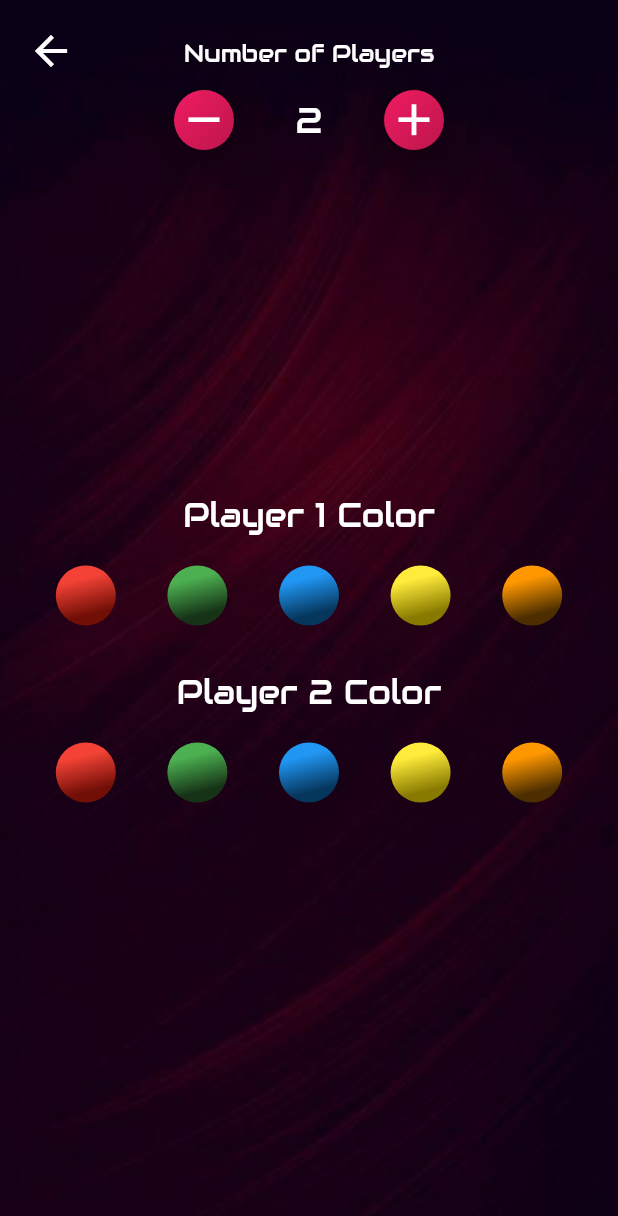
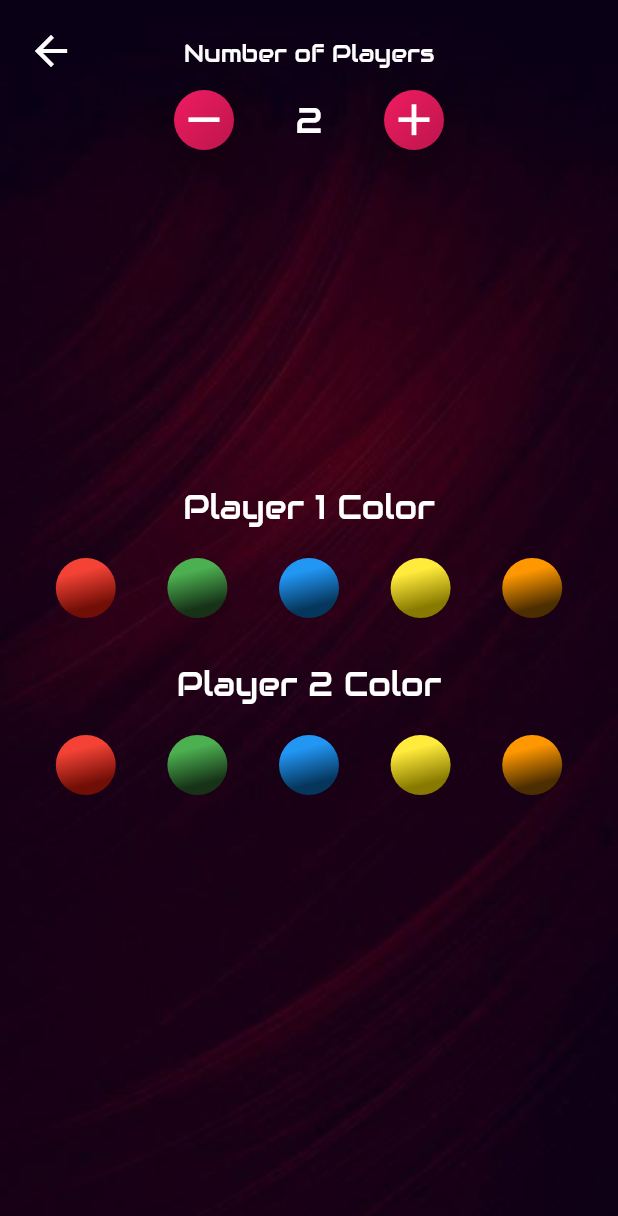
Before and after one commit to sagarprince/flutter-flame-demo, a Flutter app: the MultiPlayerOfflineScreen screen opened by its route, on a phone screen of 412 x 824 dp. Shown: the top 1216 px of the screen. Run offline on Flutter 3.47's test engine with Material 2 defaults, Android fonts, the phone set to English and light mode, and no system bars; our stand-ins replace assets_audio_player, bloc, equatable, flare_flutter, flutter_bloc, line_awesome_icons; missing offline and left inert: flame, flare_dart.

Commit message:
commit ui changes.

```diff
--- a/lib/screens/game_screen.dart
+++ b/lib/screens/game_screen.dart
@@ -9,7 +9,7 @@ import 'package:flutter_flame_demo/shared_instances.dart';
 import 'package:flutter_flame_demo/utils/constants.dart';
 import 'package:flutter_flame_demo/utils/keys.dart';
 import 'package:flutter_flame_demo/utils/ui_utils.dart';
-import 'package:flutter_flame_demo/widgets/full_background.dart';
+import 'package:flutter_flame_demo/widgets/background.dart';
 
 class GameScreen extends StatelessWidget {
   GameScreen({Key key}) : super(key: key);
@@ -29,11 +29,10 @@ class GameScreen extends StatelessWidget {
             return prevState != state;
           },
           builder: (context, state) {
-            return Container(
+            return Background(
               child: Stack(
                 fit: StackFit.expand,
                 children: <Widget>[
-                  FullBackground(),
                   Positioned.fill(
                     child: SafeArea(
                       child: Container(
--- a/lib/screens/multiplayer_offline_screen.dart
+++ b/lib/screens/multiplayer_offline_screen.dart
@@ -8,7 +8,7 @@ import 'package:flutter_flame_demo/blocs/state.dart';
 import 'package:flutter_flame_demo/blocs/bloc.dart';
 import 'package:flutter_flame_demo/widgets/animated_button.dart';
 import 'package:flutter_flame_demo/widgets/color_chooser.dart';
-import 'package:flutter_flame_demo/widgets/full_background.dart';
+import 'package:flutter_flame_demo/widgets/background.dart';
 import 'package:flutter_flame_demo/widgets/positional_back_button.dart';
 
 class MultiPlayerOfflineScreen extends StatefulWidget {
@@ -92,26 +92,27 @@ class _MultiPlayerOfflineScreenState extends State<MultiPlayerOfflineScreen> {
   Widget build(BuildContext context) {
     double width = MediaQuery.of(context).size.width;
     double paddingTop = MediaQuery.of(context).padding.top;
-    double paddingBottom = 70.0;
 
     return Scaffold(
-      body: Stack(
+      body: Background(
+        child: Stack(
           children: <Widget>[
-          FullBackground(),
-          Positioned.fill(
+            Container(
+              padding: EdgeInsets.only(top: (paddingTop + 120)),
               child: Center(
                 child: SingleChildScrollView(
                   physics: BouncingScrollPhysics(),
-                child: Container(
-                  margin: EdgeInsets.only(
-                      top: (paddingTop + 140), bottom: paddingBottom),
                   child: Column(
+                    children: <Widget>[
+                      Column(
                         mainAxisAlignment: MainAxisAlignment.center,
                         crossAxisAlignment: CrossAxisAlignment.center,
                         children: players.map((p) {
                           return playerColorChooser(p);
                         }).toList(),
                       ),
+                      SizedBox(height: 60.0),
+                    ],
                   ),
                 ),
               ),
@@ -182,7 +183,8 @@ class _MultiPlayerOfflineScreenState extends State<MultiPlayerOfflineScreen> {
                             BlocProvider.of<CRBloc>(context).add(StartGameEvent(
                                 gameMode: GameMode.MultiPlayerOffline,
                                 players: players));
-                          Navigator.of(context).pushNamed(AppRoutes.play_game);
+                            Navigator.of(context)
+                                .pushNamed(AppRoutes.play_game);
                           }),
                     )
                   ],
@@ -192,6 +194,7 @@ class _MultiPlayerOfflineScreenState extends State<MultiPlayerOfflineScreen> {
             PositionalBackButton(),
           ],
         ),
+      ),
     );
   }
 }
--- a/lib/screens/result_screen.dart
+++ b/lib/screens/result_screen.dart
@@ -1,7 +1,7 @@
 import "package:flutter/material.dart";
 import 'package:flutter/services.dart';
 import 'package:flutter_flame_demo/utils/constants.dart';
-import 'package:flutter_flame_demo/widgets/full_background.dart';
+import 'package:flutter_flame_demo/widgets/background.dart';
 import 'package:line_awesome_icons/line_awesome_icons.dart';
 import "package:flare_flutter/flare_actor.dart";
 import "package:flare_flutter/flare_cache_builder.dart";
@@ -171,11 +171,10 @@ class _ResultScreenState extends State<ResultScreen> {
       }
       return true;
     }, builder: (context, state) {
-      return Container(
+      return Background(
         child: Stack(
           fit: StackFit.loose,
           children: <Widget>[
-            FullBackground(),
             Positioned.fill(
               child: _animatedFireworks(state.gameMode, state.winner),
             ),
--- a/lib/screens/versus_bot_screen.dart
+++ b/lib/screens/versus_bot_screen.dart
@@ -11,7 +11,7 @@ import 'package:flutter_flame_demo/blocs/bloc.dart';
 import 'package:flutter_flame_demo/widgets/animated_button.dart';
 import 'package:flutter_flame_demo/widgets/positional_back_button.dart';
 import 'package:flutter_flame_demo/widgets/color_chooser.dart';
-import 'package:flutter_flame_demo/widgets/full_background.dart';
+import 'package:flutter_flame_demo/widgets/background.dart';
 
 class VersusBotScreen extends StatefulWidget {
   VersusBotScreen({Key key}) : super(key: key);
@@ -46,11 +46,10 @@ class _VersusBotScreenState extends State<VersusBotScreen> {
     double paddingTop = MediaQuery.of(context).padding.top + 60;
     double paddingBottom = 70.0;
     return Scaffold(
-      body: Container(
+      body: Background(
         child: Stack(
           fit: StackFit.expand,
           children: <Widget>[
-            FullBackground(),
             Positioned.fill(
               child: Center(
                 child: SingleChildScrollView(
--- /dev/null
+++ b/lib/widgets/background.dart
@@ -0,0 +1,21 @@
+import 'package:flutter/material.dart';
+
+class Background extends StatelessWidget {
+  final Widget child;
+
+  Background({Key key, @required this.child})
+      : assert(child != null),
+        super(key: key);
+
+  @override
+  Widget build(BuildContext context) {
+    return Container(
+        decoration: BoxDecoration(
+          image: DecorationImage(
+            image: AssetImage('assets/images/background.jpg'),
+            fit: BoxFit.cover,
+          ),
+        ),
+        child: child);
+  }
+}
--- a/lib/widgets/full_background.dart
+++ /dev/null
@@ -1,12 +0,0 @@
-import 'package:flutter/material.dart';
-
-class FullBackground extends StatelessWidget {
-  FullBackground({Key key}) : super(key: key);
-
-  @override
-  Widget build(BuildContext context) {
-    return Positioned.fill(
-      child: Image.asset('assets/images/background.jpg', fit: BoxFit.cover),
-    );
-  }
-}
```
Also changed, not shown: lib/screens/landing_screen.dart (+11 -8 lines), lib/screens/multiplayer_options_screen.dart (+6 -4 lines). Lines whose indentation alone changed are shown as unchanged.
